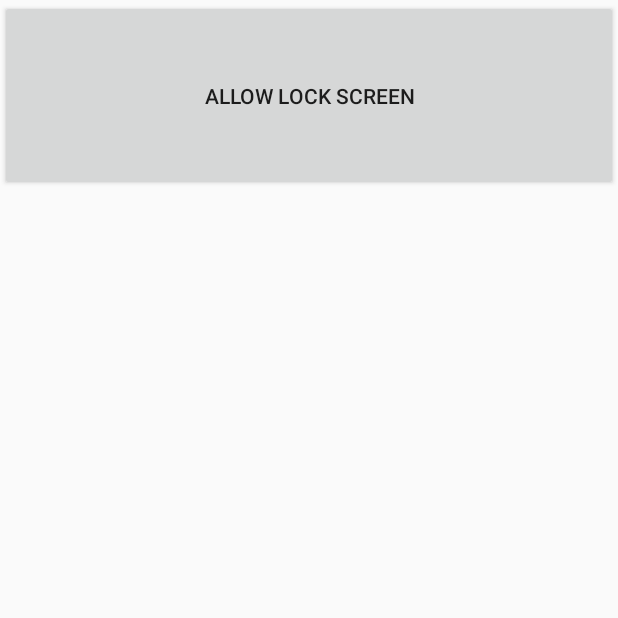
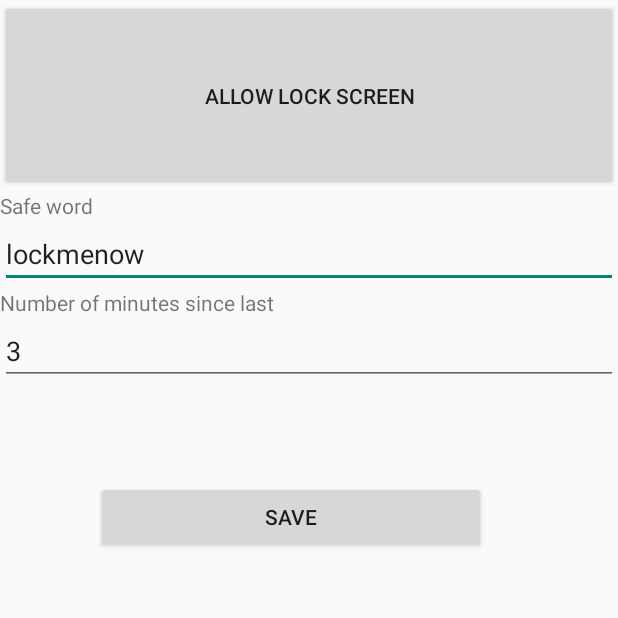
Before and after one commit to Elyx0/SmsLock, an Android app built with Jetpack Compose: the screen it shows after launch (MainActivity), on a phone screen of 412 x 824 dp, the top half of it. Run offline under Robolectric (Android 15) with nearby library versions, the phone set to English and light mode, and no system bars.

Commit message:
Custom params for safe word and delay

```diff
--- a/app/src/main/java/com/example/smslock/MainActivity.kt
+++ b/app/src/main/java/com/example/smslock/MainActivity.kt
@@ -13,6 +13,7 @@ import androidx.core.app.ActivityCompat
 import androidx.core.content.ContextCompat
 import androidx.appcompat.app.AppCompatActivity
 import android.widget.Button
+import android.widget.EditText
 import android.widget.Toast
 import androidx.appcompat.app.AlertDialog
 
@@ -88,9 +89,33 @@ class MainActivity : AppCompatActivity() {
             intent.putExtra(DevicePolicyManager.EXTRA_ADD_EXPLANATION, "Requires admin privileges with lock.")
             startActivityForResult(intent, RESULT_ENABLE)
         }
+
+        val sharedPrefs = getSharedPreferences("my_prefs", Context.MODE_PRIVATE)
+        val safeWord = findViewById<EditText>(R.id.editTextText)
+        val delay = findViewById<EditText>(R.id.editTextText2)
+
+        safeWord.setText(sharedPrefs.getString("lock_message", "lockmenow"))
+        delay.setText((sharedPrefs.getLong("delay_ms", 3*60*1000L) / 60000L).toString())
+
+        // Find R.id.save
+        val btnSave: Button = findViewById(R.id.save)
+        btnSave.setOnClickListener {
+            Log.d("MainActivity", "Save button clicked")
+            if (safeWord.text.toString().isEmpty() || delay.text.toString().isEmpty()) {
+                Toast.makeText(this, "Please fill in all fields", Toast.LENGTH_SHORT).show()
+            } else {
+                // Save the safe word and delay to SharedPreferences
+                val editor = sharedPrefs.edit()
+                editor.putString("lock_message", safeWord.getText().toString())
+                editor.putLong("delay_ms", delay.getText().toString().toLong() *60000L)
+                editor.apply()
+                Toast.makeText(this, "Saved", Toast.LENGTH_SHORT).show()
+            }
+        }
+
+
     }
 
-    // Gérer la réponse de l'utilisateur pour les permissions
     override fun onRequestPermissionsResult(
         requestCode: Int, permissions: Array<out String>, grantResults: IntArray) {
         super.onRequestPermissionsResult(requestCode, permissions, grantResults)
--- a/app/src/main/res/layout/activity_main.xml
+++ b/app/src/main/res/layout/activity_main.xml
@@ -9,4 +9,41 @@
         android:layout_width="match_parent"
         android:layout_height="127dp"
         android:text="Allow Lock Screen" />
+
+    <TextView
+        android:id="@+id/textView2"
+        android:layout_width="match_parent"
+        android:layout_height="wrap_content"
+        android:text="Safe word" />
+
+    <EditText
+        android:id="@+id/editTextText"
+        android:layout_width="match_parent"
+        android:layout_height="wrap_content"
+        android:ems="10"
+        android:inputType="text"
+        android:text="lockmenow" />
+
+    <TextView
+        android:id="@+id/textView3"
+        android:layout_width="match_parent"
+        android:layout_height="wrap_content"
+        android:text="Number of minutes since last" />
+
+    <EditText
+        android:id="@+id/editTextText2"
+        android:layout_width="match_parent"
+        android:layout_height="wrap_content"
+        android:ems="10"
+        android:inputType="number"
+        android:text="3" />
+
+    <Button
+        android:id="@+id/save"
+        android:layout_width="260dp"
+        android:layout_height="wrap_content"
+        android:text="Save"
+        android:translationX="@android:dimen/notification_large_icon_width"
+        android:translationY="@android:dimen/notification_large_icon_height" />
+
 </LinearLayout>
--- a/app/src/main/res/values/ids.xml
+++ b/app/src/main/res/values/ids.xml
@@ -1,4 +1,7 @@
 <?xml version="1.0" encoding="utf-8"?>
 <resources>
     <item name="btnActivateAdmin" type="id"/>
+    <item name="save" type="id"/>
+    <item name="editTextText" type="id"/>
+    <item name="editTextText2" type="id"/>
 </resources>
```
Also changed, not shown: app/src/main/java/com/example/smslock/NotificationService.kt (+19 -5 lines), app/src/main/java/com/example/smslock/SmsWorker.kt (+18 -2 lines), 1 other file.
